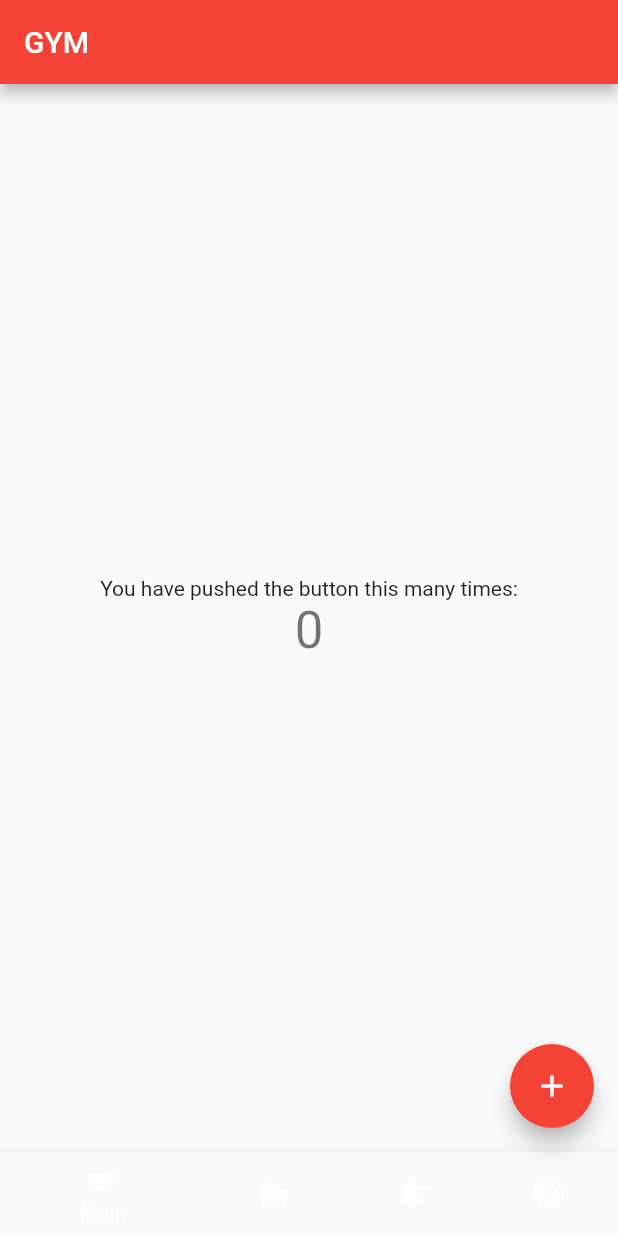
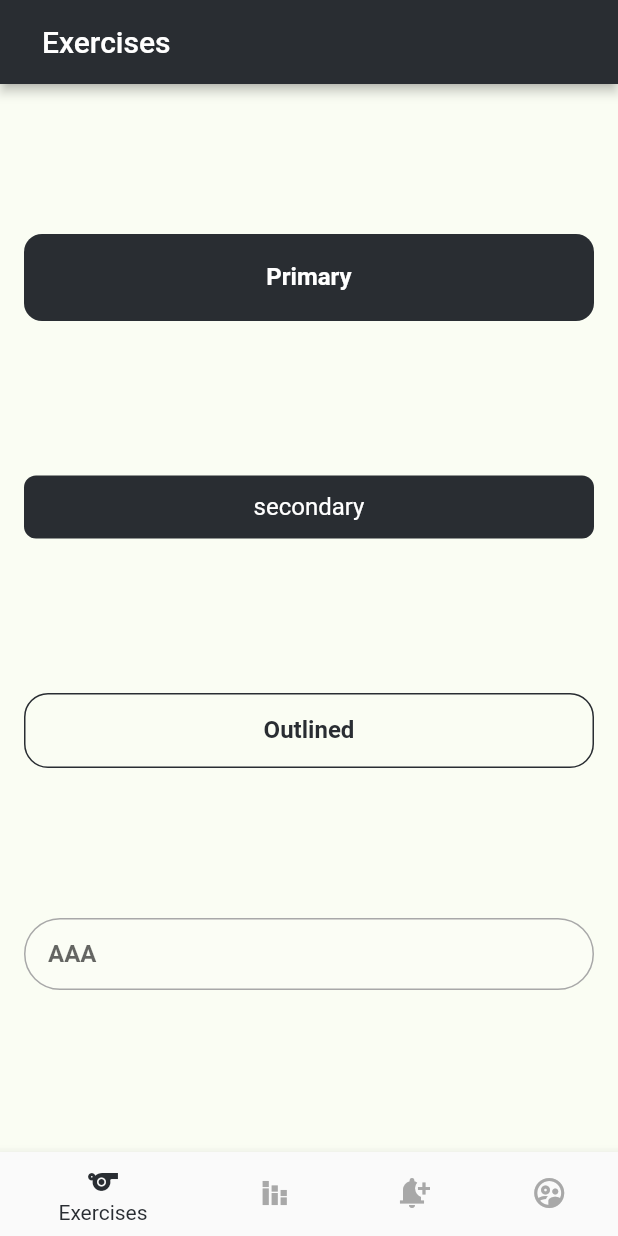
Before and after one commit to hegel42/FitLife, a Flutter app: the screen it shows after launch, on a phone screen of 412 x 824 dp. Run offline on Flutter 3.47's test engine with Material 2 defaults, Android fonts, the phone set to English and light mode, and no system bars.

Commit message:
added ui kit

```diff
--- a/lib/app/runner/my_app.dart
+++ b/lib/app/runner/my_app.dart
@@ -1,3 +1,4 @@
+import 'package:fitness_app/app/ui_kit/models/color_palette.dart';
 import 'package:fitness_app/features/splash_page/splash_page.dart';
 import 'package:flutter/material.dart';
 
@@ -9,7 +10,11 @@ class MyApp extends StatelessWidget {
     return MaterialApp(
       title: 'Fitness App',
       theme: ThemeData(
-        primarySwatch: Colors.red,
+        scaffoldBackgroundColor: ColorPallete.backGround,
+        bottomAppBarColor: ColorPallete.silver,
+        appBarTheme: AppBarTheme(
+          backgroundColor: ColorPallete.primary,
+        ),
       ),
       debugShowCheckedModeBanner: false,
       home: const SplashScreen(),
--- a/lib/app/ui_kit/app_bottom_navigation_bar.dart
+++ b/lib/app/ui_kit/app_bottom_navigation_bar.dart
@@ -1,3 +1,4 @@
+import 'package:fitness_app/app/ui_kit/models/color_palette.dart';
 import 'package:flutter/material.dart';
 
 class AppBottomNavigationBar extends StatelessWidget {
@@ -7,16 +8,18 @@ class AppBottomNavigationBar extends StatelessWidget {
   Widget build(BuildContext context) {
     return BottomNavigationBar(
       items: const [
-        BottomNavigationBarItem(icon: Icon(Icons.sports), label: 'Main'),
+        BottomNavigationBarItem(icon: Icon(Icons.sports), label: 'Exercises'),
         BottomNavigationBarItem(
-            icon: Icon(Icons.stacked_bar_chart_sharp), label: 'Performance'),
+            icon: Icon(Icons.stacked_bar_chart_sharp), label: 'Calculator'),
         BottomNavigationBarItem(
-            icon: Icon(Icons.notification_add), label: 'Notification'),
+            icon: Icon(Icons.notification_add), label: 'Diet'),
         BottomNavigationBarItem(
             icon: Icon(Icons.supervised_user_circle_outlined),
             label: 'Profile'),
       ],
-      backgroundColor: Colors.redAccent,
+      elevation: 6,
+      selectedItemColor: ColorPallete.primary,
+      unselectedItemColor: ColorPallete.darkGrey,
     );
   }
 }
--- /dev/null
+++ b/lib/app/ui_kit/components/app_text_field.dart
@@ -0,0 +1,115 @@
+import 'package:fitness_app/app/ui_kit/models/app_fonts.dart';
+import 'package:fitness_app/app/ui_kit/models/color_palette.dart';
+import 'package:flutter/material.dart';
+import 'package:flutter/services.dart';
+
+const _kDefaultBorderRadius = 24.0;
+
+class AppTextField extends StatefulWidget {
+  const AppTextField({
+    super.key,
+    this.hintText,
+    this.keyboardType,
+    this.controller,
+    this.labelText,
+    this.prefixIcon,
+    this.focusNode,
+    this.onTap,
+    this.readOnly = false,
+    this.borderColor,
+    this.borderRadius,
+    this.inputFormatters,
+    this.suffixIcon,
+    this.maxLines = 1,
+    this.obscureText,
+    this.focusBorderColor,
+  });
+
+  final String? hintText;
+  final String? labelText;
+  final TextInputType? keyboardType;
+  final TextEditingController? controller;
+  final Widget? prefixIcon;
+  final Color? focusBorderColor;
+  final FocusNode? focusNode;
+  final VoidCallback? onTap;
+  final bool readOnly;
+  final Color? borderColor;
+  final double? borderRadius;
+  final Widget? suffixIcon;
+  final List<TextInputFormatter>? inputFormatters;
+
+  final int? maxLines;
+  final bool? obscureText;
+
+  @override
+  State<AppTextField> createState() => _AppTextFieldState();
+}
+
+class _AppTextFieldState extends State<AppTextField> {
+  final FocusNode _focusNode = FocusNode();
+
+  bool textEditHasFocus = false;
+
+  @override
+  void initState() {
+    super.initState();
+    _focusNode.addListener(() {
+      setState(() {
+        textEditHasFocus = _focusNode.hasFocus;
+      });
+    });
+  }
+
+  @override
+  void dispose() {
+    _focusNode.dispose();
+    super.dispose();
+  }
+
+  @override
+  Widget build(BuildContext context) {
+    final outlineInputBorder = OutlineInputBorder(
+      borderRadius: BorderRadius.all(
+        Radius.circular(
+          widget.borderRadius ?? _kDefaultBorderRadius,
+        ),
+      ),
+    );
+
+    return TextFormField(
+      style: AppFonts().mainText,
+      cursorColor: ColorPallete.darkGrey,
+      controller: widget.controller,
+      keyboardType: widget.keyboardType,
+      maxLines: widget.maxLines,
+      obscureText: widget.obscureText ?? false,
+      decoration: InputDecoration(
+        contentPadding:
+            const EdgeInsets.symmetric(horizontal: 16, vertical: 12),
+        hintText: widget.hintText,
+        prefixIcon: widget.prefixIcon,
+        suffixIcon: widget.suffixIcon,
+        floatingLabelStyle: TextStyle(
+          color: ColorPallete.primary,
+        ),
+        labelText: widget.labelText,
+        filled: true,
+        fillColor: ColorPallete.white.withOpacity(0.2),
+        enabledBorder: outlineInputBorder.copyWith(
+          borderSide:
+              BorderSide(color: widget.borderColor ?? ColorPallete.darkGrey),
+        ),
+        focusedBorder: outlineInputBorder.copyWith(
+          borderSide: BorderSide(
+            color: widget.focusBorderColor ?? ColorPallete.accent,
+          ),
+        ),
+        border: outlineInputBorder,
+      ),
+      onTap: widget.onTap,
+      readOnly: widget.readOnly,
+      inputFormatters: widget.inputFormatters,
+    );
+  }
+}
--- /dev/null
+++ b/lib/app/ui_kit/components/buttons/app_buttons.dart
@@ -0,0 +1,157 @@
+import 'package:fitness_app/app/ui_kit/models/app_fonts.dart';
+import 'package:fitness_app/app/ui_kit/models/color_palette.dart';
+import 'package:flutter/material.dart';
+
+const _kDefaultPrimaryBorderRadius = 24.0;
+const _kDefaultSecondaryBorderRadius = 16.0;
+
+class AppButton extends StatelessWidget {
+  const AppButton({
+    super.key,
+    required this.label,
+    this.icon,
+    required this.onPressed,
+    required this.buttonStyle,
+    this.gradient,
+    // this.borderRadius,
+  });
+
+  final String label;
+  final Widget? icon;
+  final VoidCallback onPressed;
+  final ButtonStyle buttonStyle;
+  final LinearGradient? gradient;
+  // final double? borderRadius;
+
+  factory AppButton.primary({
+    required BuildContext context,
+    required String label,
+    required VoidCallback onPressed,
+    Color? backgroundColor,
+    Color? foregroundColor,
+    double? borderRadius,
+  }) {
+    return AppButton(
+      label: label,
+      onPressed: onPressed,
+      buttonStyle: ElevatedButton.styleFrom(
+        backgroundColor: backgroundColor ?? ColorPallete.primary,
+        foregroundColor: foregroundColor ?? ColorPallete.white,
+        textStyle: AppFonts().mainText,
+        elevation: 0,
+        padding: const EdgeInsets.symmetric(vertical: 20, horizontal: 20),
+        shape: RoundedRectangleBorder(
+          borderRadius: BorderRadius.circular(borderRadius ?? 12),
+        ),
+      ).copyWith(
+          // shadowColor: MaterialStateProperty.all<Color>(
+          //   theme.themeMode.colors.primary.withOpacity(_kDefaultOpacity),
+          // ),
+          // overlayColor: MaterialStateProperty.all<Color>(
+          //   theme.themeMode.colors.primary.withOpacity(_kDefaultOpacity),
+          // ),
+          ),
+    );
+  }
+
+  factory AppButton.secondary({
+    required BuildContext context,
+    required String label,
+    required VoidCallback onPressed,
+    Widget? icon,
+    Color? backgroundColor,
+    Color? foregroundColor,
+    double? borderRadius,
+    EdgeInsetsGeometry? padding,
+    MaterialStateProperty<Color>? overlayColor,
+  }) {
+    return AppButton(
+      icon: icon,
+      label: label,
+      onPressed: onPressed,
+      buttonStyle: ElevatedButton.styleFrom(
+        backgroundColor: backgroundColor ?? ColorPallete.primary,
+        foregroundColor: foregroundColor ?? ColorPallete.white,
+        textStyle: AppFonts().secText,
+        elevation: 0,
+        padding: padding ??
+            const EdgeInsets.symmetric(
+              vertical: 12,
+              horizontal: 10,
+            ),
+        shape: RoundedRectangleBorder(
+          borderRadius: BorderRadius.circular(borderRadius ?? 8),
+        ),
+      ).copyWith(
+          // TODO splashColor?
+          // shadowColor: overlayColor ??
+          //     MaterialStateProperty.all<Color>(
+          //       theme.themeMode.colors.primary.withOpacity(_kDefaultOpacity),
+          //     ),
+          // overlayColor: overlayColor ??
+          //     MaterialStateProperty.all<Color>(
+          //       theme.themeMode.colors.primary.withOpacity(_kDefaultOpacity),
+          //     ),
+          ),
+    );
+  }
+
+  factory AppButton.outlined({
+    required BuildContext context,
+    required String label,
+    required VoidCallback onPressed,
+    Widget? icon,
+    double? borderRadius,
+    EdgeInsets? padding,
+    Color? bordColor,
+    Color? foregroundColor,
+    MaterialStateProperty<Color>? overlayColor,
+  }) {
+    return AppButton(
+      icon: icon,
+      label: label,
+      onPressed: onPressed,
+      buttonStyle: OutlinedButton.styleFrom(
+        backgroundColor: Colors.transparent,
+        foregroundColor: foregroundColor ?? ColorPallete.primary,
+        side: BorderSide(
+          color: bordColor ??= ColorPallete.primary,
+        ),
+        textStyle: AppFonts().mainText,
+        elevation: 0,
+        padding:
+            padding ?? const EdgeInsets.symmetric(horizontal: 12, vertical: 16),
+        shape: RoundedRectangleBorder(
+          borderRadius: BorderRadius.all(
+            Radius.circular(borderRadius ?? _kDefaultSecondaryBorderRadius),
+          ),
+        ),
+      ).copyWith(
+        overlayColor: overlayColor ??
+            MaterialStateProperty.all<Color>(
+              bordColor.withOpacity(0.08),
+            ),
+      ),
+    );
+  }
+
+  @override
+  Widget build(BuildContext context) {
+    return ElevatedButton(
+      onPressed: onPressed,
+      style: buttonStyle,
+      child: Row(
+        mainAxisAlignment: MainAxisAlignment.center,
+        children: [
+          if (icon != null)
+            Padding(padding: const EdgeInsets.only(right: 8), child: icon),
+          Flexible(
+            child: FittedBox(
+              child: Text(label),
+            ),
+          ),
+        ],
+      ),
+    );
+  }
+}
--- /dev/null
+++ b/lib/app/ui_kit/components/buttons/app_text_buttons.dart
@@ -0,0 +1,44 @@
+import 'package:fitness_app/app/ui_kit/models/app_fonts.dart';
+import 'package:flutter/material.dart';
+
+class AppTextButton extends StatelessWidget {
+  const AppTextButton({
+    super.key,
+    this.icon,
+    required this.onPressed,
+    required this.label,
+    this.textStyle,
+    this.color,
+    this.distanceIconText,
+  });
+
+  final Widget? icon;
+  final VoidCallback onPressed;
+  final String label;
+  final TextStyle? textStyle;
+  final Color? color;
+  final double? distanceIconText;
+
+  @override
+  Widget build(BuildContext context) {
+    return TextButton(
+      onPressed: onPressed,
+      style: TextButton.styleFrom(
+        textStyle: textStyle ?? AppFonts().mainText,
+      ),
+      child: Row(
+        mainAxisSize: MainAxisSize.min,
+        children: [
+          if (icon != null)
+            Padding(
+              padding: EdgeInsets.only(right: distanceIconText ?? 8),
+              child: icon,
+            ),
+          FittedBox(
+            child: Text(label),
+          ),
+        ],
+      ),
+    );
+  }
+}
--- /dev/null
+++ b/lib/app/ui_kit/components/custom_app_bar.dart
@@ -0,0 +1,67 @@
+import 'package:flutter/material.dart';
+import 'package:flutter/services.dart';
+
+const _kDefaultElevation = 3.0;
+
+class CustomAppBar extends StatelessWidget implements PreferredSizeWidget {
+  const CustomAppBar({
+    super.key,
+    this.title,
+    this.subTitle,
+    this.actions,
+    this.elevation = _kDefaultElevation,
+    this.icon,
+    this.backgroundColor,
+    this.systemOverlayStyle,
+    this.centerTitle,
+    this.leading,
+  });
+
+  final String? title;
+
+  final String? subTitle;
+
+  final double? elevation;
+
+  final List<Widget>? actions;
+
+  final Widget? icon;
+
+  final Color? backgroundColor;
+
+  final SystemUiOverlayStyle? systemOverlayStyle;
+
+  final bool? centerTitle;
+
+  final Widget? leading;
+
+  @override
+  Widget build(BuildContext context) {
+    return AppBar(
+      backgroundColor: backgroundColor,
+      centerTitle: centerTitle ?? false,
+      actions: actions,
+      elevation: elevation,
+      systemOverlayStyle: systemOverlayStyle,
+      leading: leading,
+      title: (title?.isNotEmpty == true)
+          ? Row(
+              mainAxisSize: MainAxisSize.min,
+              children: [
+                Padding(
+                  padding: const EdgeInsets.only(right: 6),
+                  child: icon,
+                ),
+                const SizedBox(width: 6),
+                Text(
+                  title!,
+                ),
+              ],
+            )
+          : const SizedBox.shrink(),
+    );
+  }
+
+  @override
+  Size get preferredSize => const Size.fromHeight(kToolbarHeight);
+}
--- /dev/null
+++ b/lib/app/ui_kit/models/app_assets.dart
@@ -0,0 +1 @@
+// add svg from figma
--- /dev/null
+++ b/lib/app/ui_kit/models/app_fonts.dart
@@ -0,0 +1,27 @@
+import 'package:flutter/cupertino.dart';
+
+class AppFonts {
+  TextStyle get header => const TextStyle(
+        fontWeight: FontWeight.w600,
+        fontSize: 24,
+        height: 1.2,
+      );
+
+  TextStyle get mainText => const TextStyle(
+        fontWeight: FontWeight.w600,
+        fontSize: 16,
+        height: 1.1,
+      );
+
+  TextStyle get secText => const TextStyle(
+        fontWeight: FontWeight.w400,
+        fontSize: 16,
+        height: 1.1,
+      );
+
+  // TextStyle get header => const TextStyle(
+  //       fontWeight: FontWeight.w600,
+  //       fontSize: 24,
+  //       height: 1.2,
+  //     );
+}
--- /dev/null
+++ b/lib/app/ui_kit/models/color_palette.dart
@@ -0,0 +1,17 @@
+import 'package:flutter/material.dart';
+
+class ColorPallete {
+  static Color get primary => const Color(0xFF292D32);
+
+  static Color get white => const Color(0xFFFFFFFF);
+
+  static Color get accent => const Color(0xFFC8AE7E);
+
+  static Color get lightGrey => const Color(0xFFD3D3D3);
+
+  static Color get silver => const Color(0xFFA8A8A8);
+
+  static Color get darkGrey => const Color(0xFFA8A8A8);
+
+  static Color get backGround => const Color(0xFFFAFDF3);
+}
--- a/lib/features/main_page/main_page.dart
+++ b/lib/features/main_page/main_page.dart
@@ -1,49 +1,58 @@
 import 'package:fitness_app/app/ui_kit/app_bottom_navigation_bar.dart';
+import 'package:fitness_app/app/ui_kit/components/app_text_field.dart';
+import 'package:fitness_app/app/ui_kit/components/buttons/app_buttons.dart';
+import 'package:fitness_app/app/ui_kit/components/custom_app_bar.dart';
 import 'package:flutter/material.dart';
 
-class MainPage extends StatefulWidget {
-  const MainPage({
-    super.key,
-  });
-
-  @override
-  State<MainPage> createState() => _MainPageState();
-}
-
-class _MainPageState extends State<MainPage> {
-  int _counter = 0;
-
-  void _incrementCounter() {
-    setState(() {
-      _counter++;
-    });
-  }
+class ExerciseScreen extends StatelessWidget {
+  const ExerciseScreen({super.key});
 
   @override
   Widget build(BuildContext context) {
     return Scaffold(
-      appBar: AppBar(
-        title: const Text('GYM'),
+      bottomNavigationBar: const AppBottomNavigationBar(),
+      appBar: const CustomAppBar(
+        title: 'Exercises',
       ),
-      bottomNavigationBar: AppBottomNavigationBar(),
-      body: Center(
-        child: Column(
-          mainAxisAlignment: MainAxisAlignment.center,
-          children: <Widget>[
-            const Text(
-              'You have pushed the button this many times:',
+      body: CustomScrollView(
+        slivers: [
+          SliverPadding(
+            padding: const EdgeInsets.symmetric(horizontal: 16),
+            sliver: SliverList(
+              delegate: SliverChildListDelegate(
+                [
+                  const SizedBox(height: 100),
+                  AppButton.primary(
+                    context: context,
+                    label: 'Primary',
+                    onPressed: () {},
+                  ),
+                  const SizedBox(height: 100),
+                  AppButton.secondary(
+                    context: context,
+                    label: 'secondary',
+                    onPressed: () {},
+                  ),
+                  const SizedBox(height: 100),
+                  AppButton.outlined(
+                    context: context,
+                    label: 'Outlined',
+                    onPressed: () {},
+                  ),
+                  const SizedBox(height: 100),
+                  AppTextField(
+                    labelText: 'AAA',
+                  ),
+                  const SizedBox(height: 100),
+                  // ElevatedButton(
+                  //   onPressed: () {},
+                  //   child: const Text('ss'),
+                  // ),
+                ],
+              ),
             ),
-            Text(
-              '$_counter',
-              style: Theme.of(context).textTheme.headline4,
-            ),
-          ],
-        ),
-      ),
-      floatingActionButton: FloatingActionButton(
-        onPressed: _incrementCounter,
-        tooltip: 'Increment',
-        child: const Icon(Icons.add),
+          ),
+        ],
       ),
     );
   }
--- a/lib/features/splash_page/splash_page.dart
+++ b/lib/features/splash_page/splash_page.dart
@@ -20,7 +20,7 @@ class _SplashScreenState extends State<SplashScreen> {
       () => Navigator.pushReplacement(
         context,
         MaterialPageRoute(
-          builder: (context) => const MainPage(),
+          builder: (context) => const ExerciseScreen(),
         ),
       ),
     );
@@ -32,7 +32,6 @@ class _SplashScreenState extends State<SplashScreen> {
       child: Scaffold(
         body: Container(
           color: Colors.red,
-          width: 100,
         ),
       ),
     );
--- a/pubspec.yaml
+++ b/pubspec.yaml
@@ -36,6 +36,7 @@ dependencies:
   # The following adds the Cupertino Icons font to your application.
   # Use with the CupertinoIcons class for iOS style icons.
   cupertino_icons: ^1.0.2
+  flutter_svg: ^1.1.6
 
 dev_dependencies:
   flutter_test:
```
Also changed, not shown: pubspec.lock.
